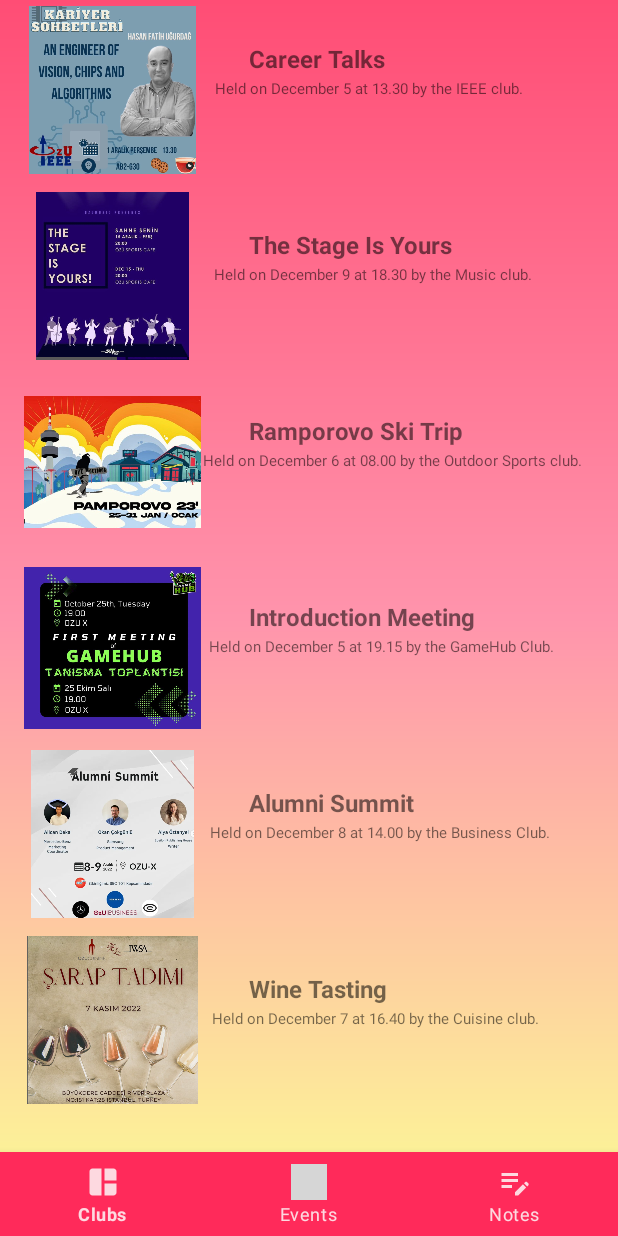
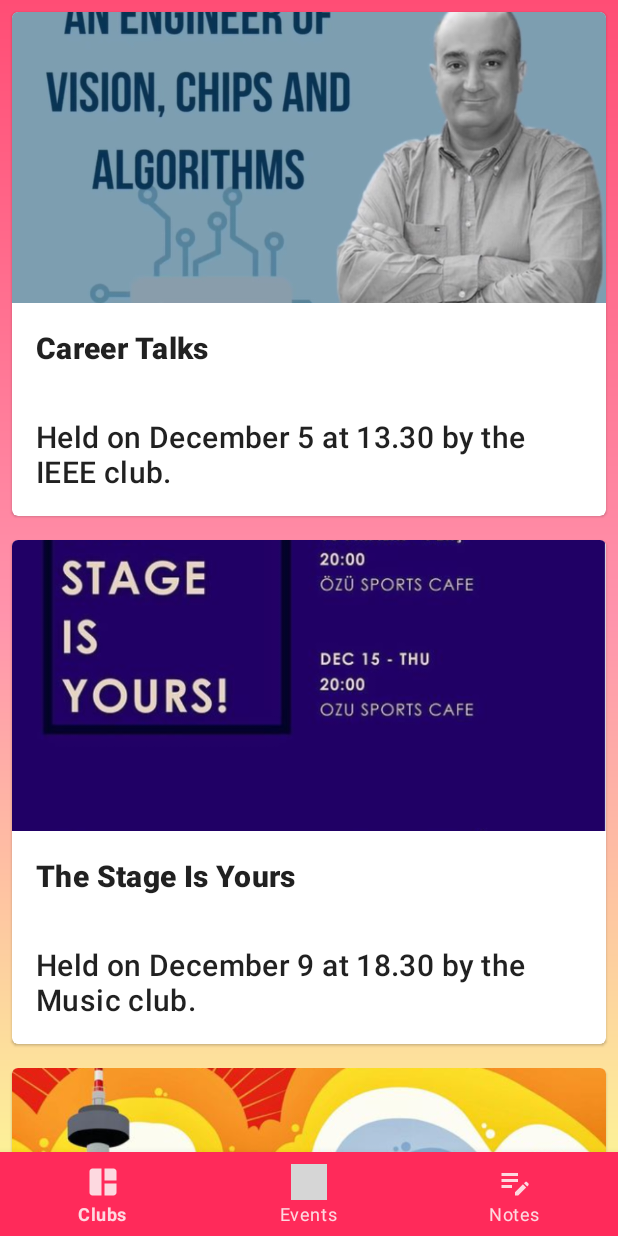
Before and after one commit to berkayacbay/OzuClubs, an Android app: the EventsFragment screen opened through its navigation route, on a phone screen of 412 x 824 dp. Run offline under Robolectric (Android 15) with nearby library versions, the phone set to English and light mode, and no system bars; our stand-ins replace Firebase (no records; nobody signed in at launch, a user with empty details on screens opened directly), data binding; grey boxes are pictures that could not be loaded.

Commit message:
Material Card design for events

```diff
--- a/app/src/main/java/com/example/ozuclubs/EventsList/Event.kt
+++ b/app/src/main/java/com/example/ozuclubs/EventsList/Event.kt
@@ -1,6 +1,12 @@
 package com.example.ozuclubs.EventsList
 
-data class Event(var eventHeader: String, var eventBriefDesc: String, var eventImage: Int) :
+import androidx.annotation.DrawableRes
+import androidx.annotation.StringRes
+
+data class Event(
+    @StringRes var eventHeader: Int,
+   @StringRes  var eventBriefDesc: Int,
+   @DrawableRes var eventImage: Int) :
     java.io.Serializable {
 
 
--- a/app/src/main/java/com/example/ozuclubs/EventsList/EventAdapter.kt
+++ b/app/src/main/java/com/example/ozuclubs/EventsList/EventAdapter.kt
@@ -8,7 +8,9 @@ import android.widget.TextView
 import androidx.recyclerview.widget.RecyclerView
 import com.example.ozuclubs.R
 
-class EventAdapter(private val eventList: ArrayList<Event>) :
+class EventAdapter(
+    private val context: EventsFragment,
+    private val eventList: List<Event>) :
     RecyclerView.Adapter<EventAdapter.MyViewHolder>() {
 
     class MyViewHolder(itemView: View) : RecyclerView.ViewHolder(itemView) {
@@ -26,8 +28,8 @@ class EventAdapter(private val eventList: ArrayList<Event>) :
     override fun onBindViewHolder(holder: MyViewHolder, position: Int) {
         val currentItem = eventList[position]
         holder.eventImage.setImageResource(currentItem.eventImage)
-        holder.eventHeader.text = currentItem.eventHeader
-        holder.eventBriefDesc.text = currentItem.eventBriefDesc
+        holder.eventHeader.text = context.resources.getString(currentItem.eventHeader)
+        holder.eventBriefDesc.text = context.resources.getString(currentItem.eventBriefDesc)
 
     }
 
--- a/app/src/main/java/com/example/ozuclubs/EventsList/EventsFragment.kt
+++ b/app/src/main/java/com/example/ozuclubs/EventsList/EventsFragment.kt
@@ -8,6 +8,7 @@ import androidx.databinding.DataBindingUtil
 import androidx.fragment.app.Fragment
 import androidx.navigation.findNavController
 import androidx.recyclerview.widget.LinearLayoutManager
+import com.example.ozuclubs.ClubsList.Club
 import com.example.ozuclubs.ClubsList.ClubsFragment
 import com.example.ozuclubs.MyNotesList.MyNotesListFragment
 import com.example.ozuclubs.R
@@ -16,7 +17,7 @@ import com.example.ozuclubs.databinding.FragmentEventsBinding
 class EventsFragment : Fragment() {
     private lateinit var adapter1: EventAdapter
 
-    private lateinit var eventsArrayList: ArrayList<Event>
+    private lateinit var eventsArrayList: List<Event>
 
     lateinit var imageId: Array<Int>
     lateinit var eventHeader: Array<String>
@@ -32,8 +33,8 @@ class EventsFragment : Fragment() {
             R.layout.fragment_events, container, false
         )
 
-        dataInitialize()
-        adapter1 = EventAdapter(eventsArrayList)
+        eventsArrayList=loadEvents()
+        adapter1 = EventAdapter(this,eventsArrayList)
 
         binding.recyclerView2.apply {
             layoutManager= LinearLayoutManager(context)
@@ -61,9 +62,20 @@ class EventsFragment : Fragment() {
         return binding.root
     }
 
+    fun loadEvents(): List<Event>{
+        return listOf<Event>(
+            Event(R.string.header_a,R.string.description_a,R.drawable.event_a),
+            Event(R.string.header_b,R.string.description_b,R.drawable.event_b),
+            Event(R.string.header_c,R.string.description_c,R.drawable.event_c),
+            Event(R.string.header_d,R.string.description_d,R.drawable.event_d),
+            Event(R.string.header_e,R.string.description_e,R.drawable.event_e),
+            Event(R.string.header_f,R.string.description_f,R.drawable.event_f),
 
 
-    private fun dataInitialize() {
+        )
+    }
+
+    /*private fun dataInitialize() {
         eventsArrayList = arrayListOf<Event>()
         imageId = arrayOf(
             R.drawable.event_a,
@@ -96,7 +108,7 @@ class EventsFragment : Fragment() {
             eventsArrayList.add(event)
         }
 
-    }
+    }*/
 
 
 }
--- a/app/src/main/res/layout/list_event.xml
+++ b/app/src/main/res/layout/list_event.xml
@@ -1,50 +1,35 @@
 <?xml version="1.0" encoding="utf-8"?>
-<layout xmlns:android="http://schemas.android.com/apk/res/android"
-    xmlns:app="http://schemas.android.com/apk/res-auto"
-    xmlns:tools="http://schemas.android.com/tools">
+<com.google.android.material.card.MaterialCardView xmlns:android="http://schemas.android.com/apk/res/android"
+    android:layout_width="match_parent"
+    android:layout_height="wrap_content"
+    android:layout_margin="8dp">
 
-    <data>
 
-    </data>
+    <LinearLayout
+        android:layout_width="match_parent"
+        android:layout_height="wrap_content"
+        android:orientation="vertical">
 
-    <androidx.constraintlayout.widget.ConstraintLayout
-        android:layout_width="match_parent"
-        android:layout_height="124dp">
+        <ImageView
+            android:id="@+id/event_image"
+            android:layout_width="match_parent"
+            android:layout_height="194dp"
+            android:importantForAccessibility="no"
+            android:scaleType="centerCrop" />
 
         <TextView
             android:id="@+id/event_header"
             android:layout_width="wrap_content"
             android:layout_height="wrap_content"
-            android:layout_marginStart="32dp"
-            android:layout_marginTop="28dp"
-            android:text="Header"
-            android:textSize="16sp"
-            android:textStyle="bold"
-            app:layout_constraintStart_toEndOf="@+id/event_image"
-            app:layout_constraintTop_toTopOf="parent" />
-
-        <ImageView
-            android:id="@+id/event_image"
-            android:layout_width="118dp"
-            android:layout_height="112dp"
-            android:layout_marginTop="4dp"
-            app:layout_constraintEnd_toEndOf="parent"
-            app:layout_constraintHorizontal_bias="0.054"
-            app:layout_constraintStart_toStartOf="parent"
-            app:layout_constraintTop_toTopOf="parent"
-            app:srcCompat="@drawable/image_a" />
+            android:padding="16dp"
+            android:textAppearance="?attr/textAppearanceHeadline6"
+            android:textStyle="bold"/>
 
         <TextView
             android:id="@+id/text_briefdesc"
             android:layout_width="wrap_content"
             android:layout_height="wrap_content"
-            android:layout_marginTop="52dp"
-            android:layout_marginEnd="16dp"
-            android:text="Brief Description"
-            android:textSize="10sp"
-            app:layout_constraintEnd_toEndOf="parent"
-            app:layout_constraintHorizontal_bias="0.17"
-            app:layout_constraintStart_toEndOf="@+id/event_image"
-            app:layout_constraintTop_toTopOf="parent" />
-    </androidx.constraintlayout.widget.ConstraintLayout>
-</layout>
+            android:padding="16dp"
+            android:textAppearance="?attr/textAppearanceHeadline6" />
+    </LinearLayout>
+</com.google.android.material.card.MaterialCardView>
```
